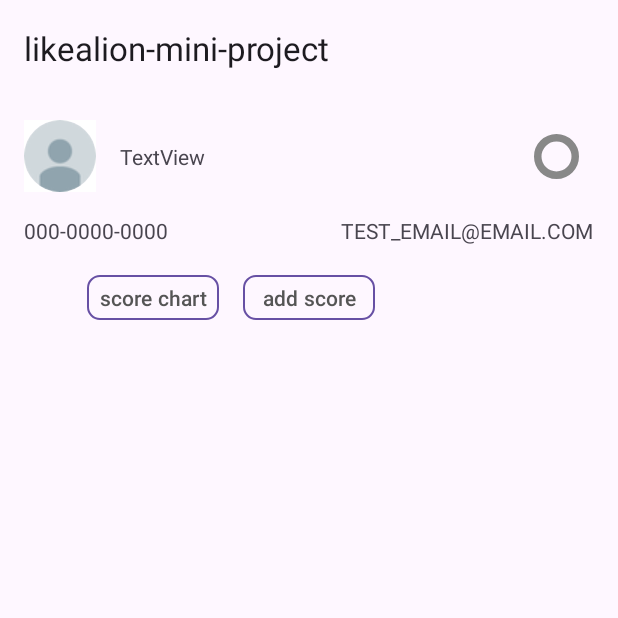
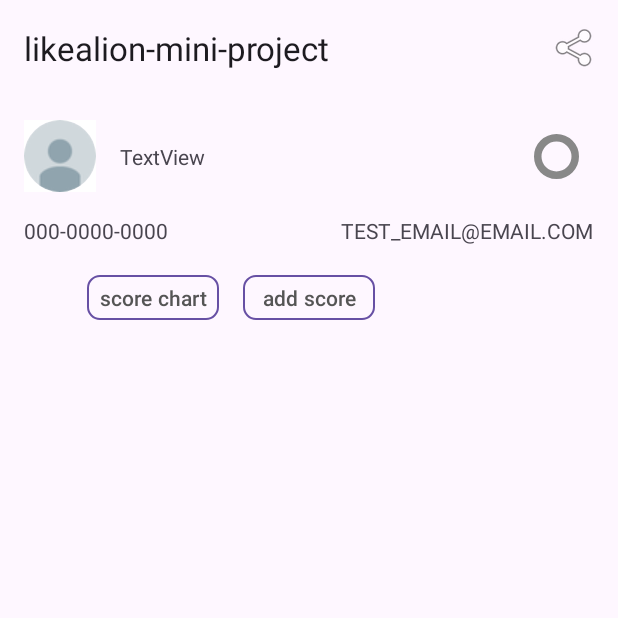
Before and after one commit to HyunjeLee/likealion-mini-project, an Android app: the DetailActivity screen opened directly, with no data from a screen before it, on a phone screen of 412 x 824 dp, the top half of it. Run offline under Robolectric (Android 15) with nearby library versions, the phone set to English and light mode, and no system bars.

Commit message:
feat: 시험점수 공유 기능 추가 (SMS)
- SMS 퍼미션 추가

```diff
--- a/app/src/main/AndroidManifest.xml
+++ b/app/src/main/AndroidManifest.xml
@@ -7,6 +7,8 @@
         android:required="false" />
 
     <uses-permission android:name="android.permission.CALL_PHONE" />
+
+    <uses-permission android:name="android.permission.SEND_SMS"/>
 
 <!--    유저의 파일을 접근하기 위해 권한 요청
         읽기 / 쓰기 에 대한 권한 따로 따로 요청해야됨
--- a/app/src/main/java/com/example/likealion_mini_project/DetailActivity.java
+++ b/app/src/main/java/com/example/likealion_mini_project/DetailActivity.java
@@ -7,11 +7,14 @@ import android.graphics.Bitmap;
 import android.net.Uri;
 import android.os.Bundle;
 import android.provider.MediaStore;
+import android.view.Menu;
+import android.view.MenuItem;
 import android.view.View;
 
 import androidx.activity.EdgeToEdge;
 import androidx.activity.result.ActivityResultLauncher;
 import androidx.activity.result.contract.ActivityResultContracts;
+import androidx.annotation.NonNull;
 import androidx.appcompat.app.AppCompatActivity;
 import androidx.core.graphics.Insets;
 import androidx.core.view.ViewCompat;
@@ -168,6 +171,30 @@ public class DetailActivity extends AppCompatActivity {
 
     }
 
+    @Override
+    public boolean onCreateOptionsMenu(Menu menu) {
+        getMenuInflater().inflate(R.menu.menu_detail, menu);
+
+        return super.onCreateOptionsMenu(menu);
+    }
+
+    @Override
+    public boolean onOptionsItemSelected(@NonNull MenuItem item) {
+        if (item.getItemId() == R.id.menu_detail_share) {
+            // SMS 전송 대기
+            // score:&date &score
+            if (scoreList.isEmpty()) {
+                // todo: dialog 추가
+            } else {
+                Intent intent = new Intent(Intent.ACTION_SENDTO, Uri.parse("smsto:" + student.getPhone()));
+                intent.putExtra("sms_body", "score:" + scoreList.get(0).get("date") + " " + scoreList.get(0).get("score"));
+                startActivity(intent);
+            }
+        }
+
+        return super.onOptionsItemSelected(item);
+    }
+
     private void bindInitialStudentData(int id) {
         DBHelper helper = new DBHelper(DetailActivity.this);
         SQLiteDatabase database = helper.getReadableDatabase();
--- /dev/null
+++ b/app/src/main/res/menu/menu_detail.xml
@@ -0,0 +1,9 @@
+<?xml version="1.0" encoding="utf-8"?>
+<menu xmlns:android="http://schemas.android.com/apk/res/android"
+    xmlns:app="http://schemas.android.com/apk/res-auto">
+    <item
+        android:id="@+id/menu_detail_share"
+        android:icon="@android:drawable/ic_menu_share"
+        android:title="share"
+        app:showAsAction="always" />
+</menu>
```
